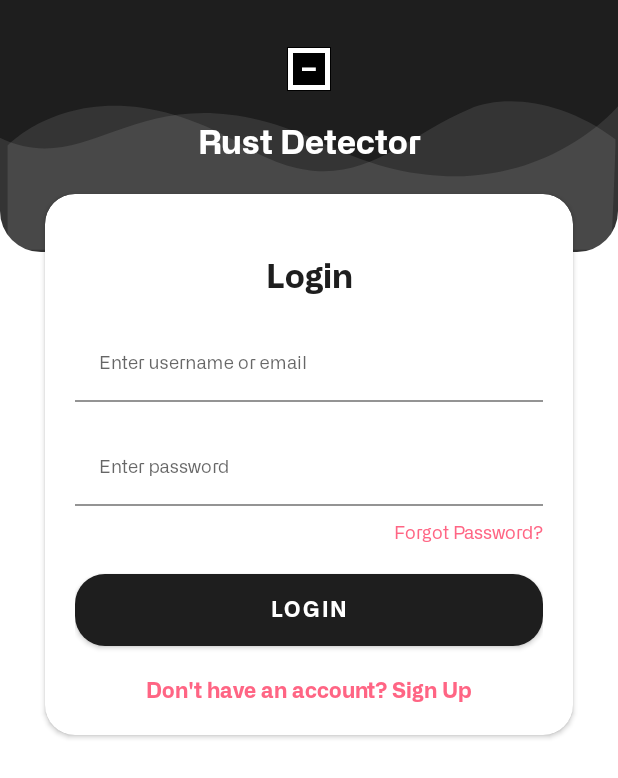
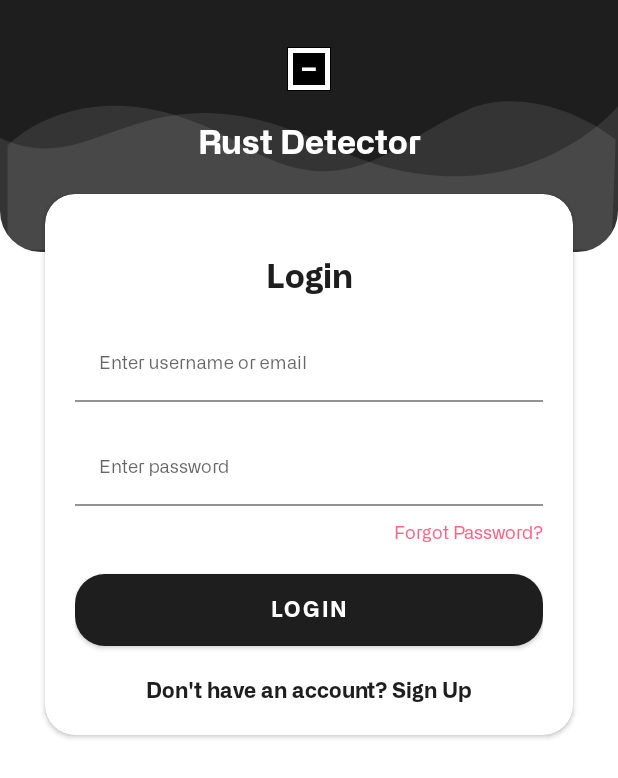
Before and after one commit to windaangellina/RustDetector, an Android app: the screen it shows after launch (LoginActivity), on a phone screen of 412 x 824 dp. Shown: the top 778 px of the screen. Run offline under Robolectric (Android 15) with nearby library versions, the phone set to English and light mode, and no system bars.

Commit message:
change color

```diff
--- a/app/src/main/res/layout/layout_login.xml
+++ b/app/src/main/res/layout/layout_login.xml
@@ -69,7 +69,7 @@
             style="@style/parent"
             android:textAlignment="center"
             android:textStyle="bold"
-            android:textColor="@color/secondaryTextColor"
+            android:textColor="@color/primaryTextColor"
             android:text="@string/go_to_register"
             android:layout_marginTop="@dimen/loginViewsMargin"/>
 
--- a/app/src/main/res/layout/layout_register.xml
+++ b/app/src/main/res/layout/layout_register.xml
@@ -69,7 +69,7 @@
             style="@style/parent"
             android:textAlignment="center"
             android:textStyle="bold"
-            android:textColor="@color/secondaryTextColor"
+            android:textColor="@color/primaryTextColor"
             android:text="@string/already_have_an_account_sign_in"
             android:layout_marginTop="@dimen/loginViewsMargin"/>
 
```
